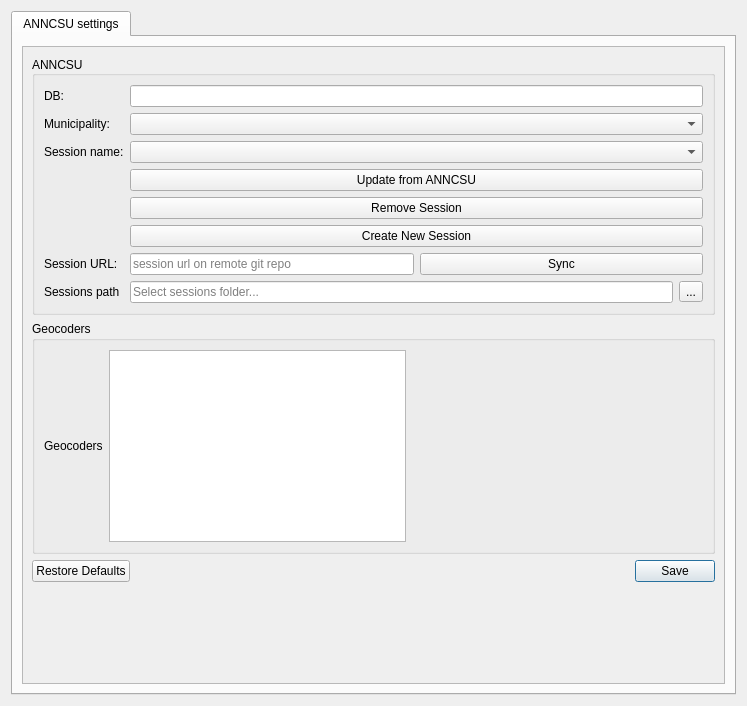
Before: the Qt Designer form qgisplugin/anncsu_manager/resources/ui/wizard_settings.ui in anncsu-open/anncsu-manager, drawn with Qt 5.
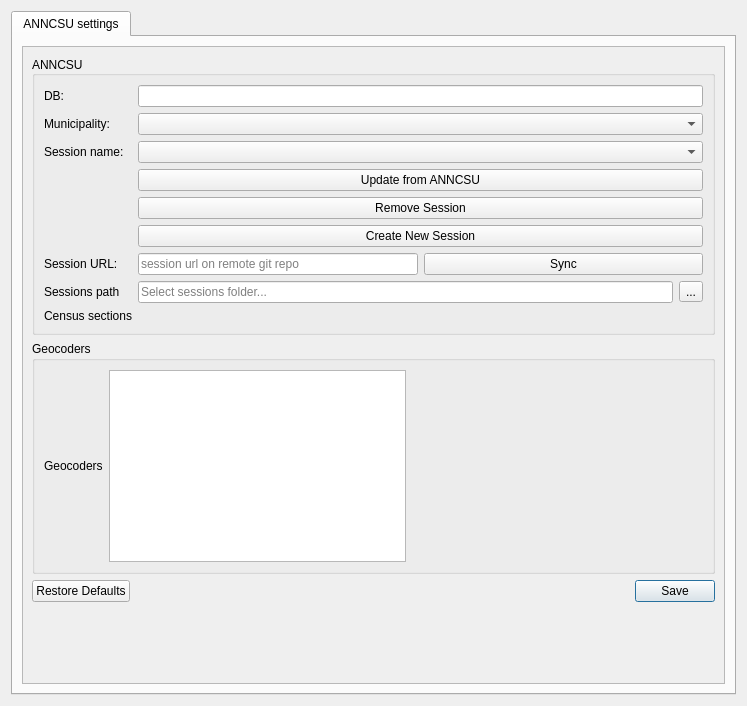
After: the same form once the commit is applied.

Commit message: added configuration for layer sezioni_censimento necessary parameter to insert new records

Diff of the .ui file:
```diff
--- a/qgisplugin/anncsu_manager/resources/ui/wizard_settings.ui
+++ b/qgisplugin/anncsu_manager/resources/ui/wizard_settings.ui
@@ -205,6 +205,16 @@
                 </property>
                </widget>
               </item>
+              <item row="9" column="1">
+               <layout class="QHBoxLayout" name="sezioni_censimento_layout"/>
+              </item>
+              <item row="9" column="0">
+               <widget class="QLabel" name="label_sezioni_censimento">
+                <property name="text">
+                 <string>Census sections</string>
+                </property>
+               </widget>
+              </item>
              </layout>
             </widget>
            </item>
```
The commit also changes 6 other files.
